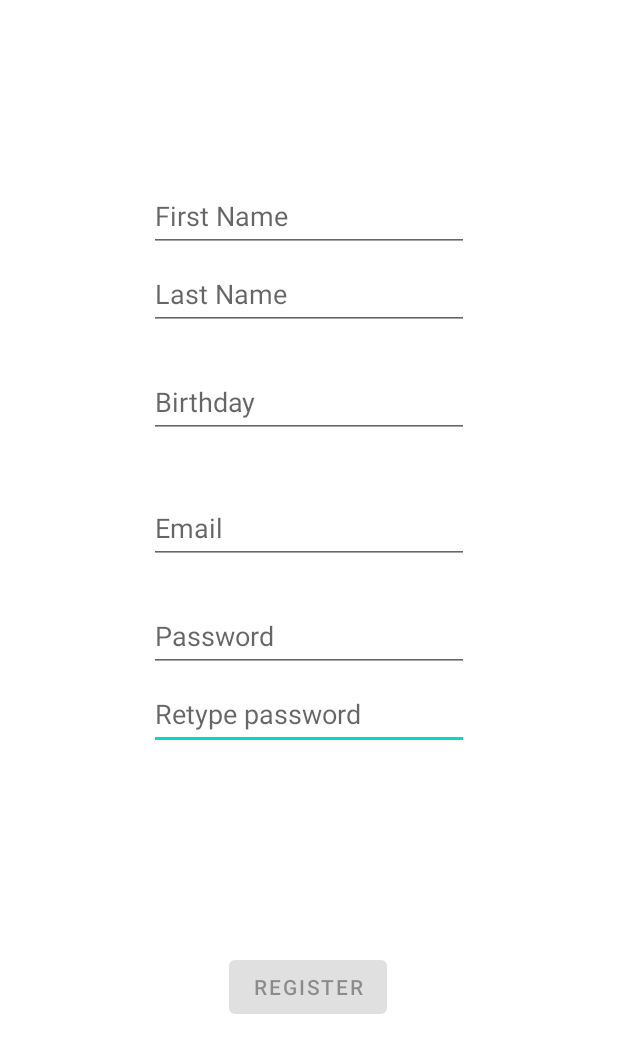
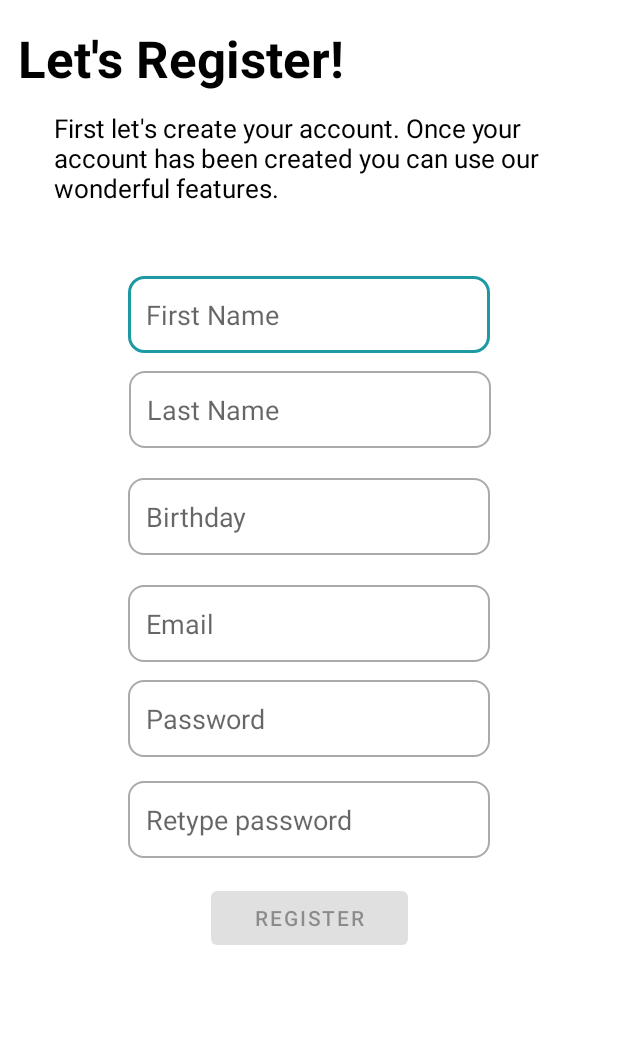
Before and after one commit to martynaslowko/ViKard, an Android app: the RegisterActivity screen opened directly, with no data from a screen before it, on a phone screen of 412 x 824 dp. Shown: the top 1053 px of the screen. Run offline under Robolectric (Android 15) with nearby library versions, the phone set to English and light mode, and no system bars.

Commit message:
Ui update
user friendly UI

```diff
--- /dev/null
+++ b/ViKard/app/src/main/res/drawable/custom_email_icon.xml
@@ -0,0 +1,5 @@
+<?xml version="1.0" encoding="utf-8"?>
+<selector xmlns:android="http://schemas.android.com/apk/res/android">
+    <item android:state_focused="true" android:drawable="@drawable/ic_email_focused"/>
+    <item android:state_focused="false" android:drawable="@drawable/ic_email1"/>
+</selector>
--- /dev/null
+++ b/ViKard/app/src/main/res/drawable/custom_input.xml
@@ -0,0 +1,18 @@
+<?xml version="1.0" encoding="utf-8"?>
+<selector xmlns:android="http://schemas.android.com/apk/res/android">
+    <item android:state_enabled="true" android:state_focused="true">
+        <shape android:shape="rectangle">
+            <solid android:color="@android:color/white"/>
+            <corners android:radius="10dp"/>
+            <stroke android:color="#1d99a4" android:width="2dp"/>
+        </shape>
+    </item>
+
+    <item android:state_enabled="true" >
+        <shape android:shape="rectangle">
+            <solid android:color="@android:color/white"/>
+            <corners android:radius="10dp"/>
+            <stroke android:color="@android:color/darker_gray" android:width="1dp"/>
+        </shape>
+    </item>
+</selector>
--- /dev/null
+++ b/ViKard/app/src/main/res/drawable/custom_lock_icon.xml
@@ -0,0 +1,5 @@
+<?xml version="1.0" encoding="utf-8"?>
+<selector xmlns:android="http://schemas.android.com/apk/res/android">
+    <item android:state_focused="true" android:drawable="@drawable/ic_lock_focused"/>
+    <item android:state_focused="false" android:drawable="@drawable/ic_lock"/>
+</selector>
--- /dev/null
+++ b/ViKard/app/src/main/res/drawable/ic_email.xml
@@ -0,0 +1,5 @@
+<vector android:height="24dp"
+    android:viewportHeight="24" android:viewportWidth="24"
+    android:width="24dp" xmlns:android="http://schemas.android.com/apk/res/android">
+    <path android:fillColor="@android:color/darker_gray" android:pathData="M20,4L4,4c-1.1,0 -1.99,0.9 -1.99,2L2,18c0,1.1 0.9,2 2,2h16c1.1,0 2,-0.9 2,-2L22,6c0,-1.1 -0.9,-2 -2,-2zM20,8l-8,5 -8,-5L4,6l8,5 8,-5v2z"/>
+</vector>
--- /dev/null
+++ b/ViKard/app/src/main/res/drawable/ic_email_focused.xml
@@ -0,0 +1,5 @@
+<vector android:height="24dp"
+    android:viewportHeight="24" android:viewportWidth="24"
+    android:width="24dp" xmlns:android="http://schemas.android.com/apk/res/android">
+    <path android:fillColor="#1d99a4" android:pathData="M20,4L4,4c-1.1,0 -1.99,0.9 -1.99,2L2,18c0,1.1 0.9,2 2,2h16c1.1,0 2,-0.9 2,-2L22,6c0,-1.1 -0.9,-2 -2,-2zM20,8l-8,5 -8,-5L4,6l8,5 8,-5v2z"/>
+</vector>
--- /dev/null
+++ b/ViKard/app/src/main/res/drawable/ic_lock.xml
@@ -0,0 +1,5 @@
+<vector android:height="24dp"
+    android:viewportHeight="24" android:viewportWidth="24"
+    android:width="24dp" xmlns:android="http://schemas.android.com/apk/res/android">
+    <path android:fillColor="@android:color/darker_gray" android:pathData="M18,8h-1L17,6c0,-2.76 -2.24,-5 -5,-5S7,3.24 7,6v2L6,8c-1.1,0 -2,0.9 -2,2v10c0,1.1 0.9,2 2,2h12c1.1,0 2,-0.9 2,-2L20,10c0,-1.1 -0.9,-2 -2,-2zM12,17c-1.1,0 -2,-0.9 -2,-2s0.9,-2 2,-2 2,0.9 2,2 -0.9,2 -2,2zM15.1,8L8.9,8L8.9,6c0,-1.71 1.39,-3.1 3.1,-3.1 1.71,0 3.1,1.39 3.1,3.1v2z"/>
+</vector>
--- /dev/null
+++ b/ViKard/app/src/main/res/drawable/ic_lock_focused.xml
@@ -0,0 +1,5 @@
+<vector android:height="24dp"
+    android:viewportHeight="24" android:viewportWidth="24"
+    android:width="24dp" xmlns:android="http://schemas.android.com/apk/res/android">
+    <path android:fillColor="#1d99a4" android:pathData="M18,8h-1L17,6c0,-2.76 -2.24,-5 -5,-5S7,3.24 7,6v2L6,8c-1.1,0 -2,0.9 -2,2v10c0,1.1 0.9,2 2,2h12c1.1,0 2,-0.9 2,-2L20,10c0,-1.1 -0.9,-2 -2,-2zM12,17c-1.1,0 -2,-0.9 -2,-2s0.9,-2 2,-2 2,0.9 2,2 -0.9,2 -2,2zM15.1,8L8.9,8L8.9,6c0,-1.71 1.39,-3.1 3.1,-3.1 1.71,0 3.1,1.39 3.1,3.1v2z"/>
+</vector>
--- a/ViKard/app/src/main/res/layout/activity_register.xml
+++ b/ViKard/app/src/main/res/layout/activity_register.xml
@@ -7,118 +7,160 @@
     android:layout_height="match_parent"
     tools:context=".ui.register.RegisterActivity">
 
+    <TextView
+        android:id="@+id/textView3"
+        android:layout_width="390dp"
+        android:layout_height="45dp"
+        android:layout_marginStart="12dp"
+        android:layout_marginTop="16dp"
+        android:autoSizeTextType="uniform"
+        android:text="@string/let_s_register"
+        android:textColor="@color/black"
+        android:textSize="30sp"
+        app:layout_constraintStart_toStartOf="parent"
+        app:layout_constraintTop_toTopOf="parent"
+        tools:ignore="MissingConstraints"/>
+
+    <TextView
+        android:layout_width="335dp"
+        android:layout_height="64dp"
+        android:layout_marginStart="36dp"
+        android:layout_marginTop="12dp"
+        android:autoSizeTextType="uniform"
+        android:text="@string/first"
+        android:textColor="@color/black"
+        android:textSize="16sp"
+        app:layout_constraintStart_toStartOf="parent"
+        app:layout_constraintTop_toBottomOf="@+id/textView3"
+        tools:ignore="MissingConstraints" />
+
     <Button
         android:id="@+id/regButton"
-        android:layout_width="wrap_content"
-        android:layout_height="wrap_content"
+        android:layout_width="131dp"
+        android:layout_height="48dp"
         android:layout_marginStart="@dimen/activity_horizontal_margin"
         android:layout_marginTop="@dimen/activity_vertical_margin"
         android:layout_marginEnd="@dimen/activity_horizontal_margin"
         android:layout_marginBottom="112dp"
-        android:text="Register"
+        android:text="@string/register"
         app:layout_constraintBottom_toBottomOf="parent"
         app:layout_constraintEnd_toEndOf="parent"
-        app:layout_constraintHorizontal_bias="0.498"
         app:layout_constraintStart_toStartOf="parent"
         app:layout_constraintTop_toBottomOf="@+id/r_repassword"
-        app:layout_constraintVertical_bias="0.796" />
+        app:layout_constraintVertical_bias="0.0" />
+
+    <EditText
+        android:id="@+id/firstName"
+        android:layout_width="241dp"
+        android:layout_height="51dp"
+        android:layout_marginStart="@dimen/activity_horizontal_margin"
+        android:layout_marginTop="184dp"
+        android:layout_marginEnd="@dimen/activity_horizontal_margin"
+        android:background="@drawable/custom_input"
+        android:ems="10"
+        android:hint="First Name"
+        android:inputType="textPersonName"
+        android:minHeight="48dp"
+        android:paddingStart="12dp"
+        android:paddingEnd="12dp"
+        app:layout_constraintEnd_toEndOf="parent"
+        app:layout_constraintHorizontal_bias="0.502"
+        app:layout_constraintStart_toStartOf="parent"
+        app:layout_constraintTop_toTopOf="parent" />
+
+    <EditText
+        android:id="@+id/lastName"
+        android:layout_width="241dp"
+        android:layout_height="51dp"
+        android:layout_marginStart="@dimen/activity_horizontal_margin"
+        android:layout_marginTop="12dp"
+        android:layout_marginEnd="@dimen/activity_horizontal_margin"
+        android:background="@drawable/custom_input"
+        android:ems="10"
+        android:hint="Last Name"
+        android:inputType="textPersonName"
+        android:minHeight="48dp"
+        android:paddingStart="12dp"
+        android:paddingEnd="12dp"
+        app:layout_constraintEnd_toEndOf="parent"
+        app:layout_constraintHorizontal_bias="0.507"
+
+        app:layout_constraintStart_toStartOf="parent"
+        app:layout_constraintTop_toBottomOf="@+id/firstName" />
 
     <EditText
         android:id="@+id/birthDate"
-        android:layout_width="wrap_content"
-        android:layout_height="wrap_content"
+        android:layout_width="241dp"
+        android:layout_height="51dp"
         android:layout_marginStart="@dimen/activity_horizontal_margin"
-        android:layout_marginTop="24dp"
+        android:layout_marginTop="20dp"
         android:layout_marginEnd="@dimen/activity_horizontal_margin"
+        android:background="@drawable/custom_input"
         android:ems="10"
         android:hint="Birthday"
         android:inputType="date"
         android:minHeight="48dp"
+        android:paddingStart="12dp"
+        android:paddingEnd="12dp"
         app:layout_constraintEnd_toEndOf="parent"
         app:layout_constraintHorizontal_bias="0.502"
         app:layout_constraintStart_toStartOf="parent"
         app:layout_constraintTop_toBottomOf="@+id/lastName" />
 
     <EditText
+        android:id="@+id/r_password"
+        android:layout_width="241dp"
+        android:layout_height="51dp"
+        android:layout_marginStart="@dimen/activity_horizontal_margin"
+        android:layout_marginTop="12dp"
+        android:layout_marginEnd="@dimen/activity_horizontal_margin"
+        android:background="@drawable/custom_input"
+        android:ems="10"
+        android:hint="Password"
+        android:inputType="textPassword"
+        android:minHeight="48dp"
+        android:paddingStart="12dp"
+        android:paddingEnd="12dp"
+        android:selectAllOnFocus="true"
+        app:layout_constraintEnd_toEndOf="parent"
+        app:layout_constraintStart_toStartOf="parent"
+        app:layout_constraintTop_toBottomOf="@+id/email" />
+
+    <EditText
+        android:id="@+id/email"
+        android:layout_width="241dp"
+        android:layout_height="51dp"
+        android:layout_marginStart="@dimen/activity_horizontal_margin"
+        android:layout_marginTop="20dp"
+        android:layout_marginEnd="@dimen/activity_horizontal_margin"
+        android:background="@drawable/custom_input"
+        android:ems="10"
+        android:hint="@string/prompt_email"
+        android:inputType="textEmailAddress"
+        android:minHeight="48dp"
+        android:paddingStart="12dp"
+        android:paddingEnd="12dp"
+        android:selectAllOnFocus="true"
+        app:layout_constraintEnd_toEndOf="parent"
+        app:layout_constraintStart_toStartOf="parent"
+        app:layout_constraintTop_toBottomOf="@+id/birthDate" />
+
+    <EditText
         android:id="@+id/r_repassword"
-        android:layout_width="wrap_content"
-        android:layout_height="wrap_content"
+        android:layout_width="241dp"
+        android:layout_height="51dp"
         android:layout_marginStart="@dimen/activity_horizontal_margin"
-        android:layout_marginTop="4dp"
+        android:layout_marginTop="16dp"
         android:layout_marginEnd="@dimen/activity_horizontal_margin"
+        android:background="@drawable/custom_input"
         android:ems="10"
         android:hint="Retype password"
         android:inputType="textPassword"
         android:minHeight="48dp"
+        android:paddingStart="12dp"
+        android:paddingEnd="12dp"
         app:layout_constraintEnd_toEndOf="parent"
-        app:layout_constraintHorizontal_bias="0.502"
         app:layout_constraintStart_toStartOf="parent"
         app:layout_constraintTop_toBottomOf="@+id/r_password" />
 
-    <EditText
-        android:id="@+id/lastName"
-        android:layout_width="wrap_content"
-        android:layout_height="wrap_content"
-        android:layout_marginStart="@dimen/activity_horizontal_margin"
-        android:layout_marginTop="4dp"
-        android:layout_marginEnd="@dimen/activity_horizontal_margin"
-        android:ems="10"
-        android:hint="Last Name"
-        android:inputType="textPersonName"
-        android:minHeight="48dp"
-        app:layout_constraintEnd_toEndOf="parent"
-        app:layout_constraintHorizontal_bias="0.502"
-        app:layout_constraintStart_toStartOf="parent"
-        app:layout_constraintTop_toBottomOf="@+id/firstName" />
-
-    <EditText
-        android:id="@+id/firstName"
-        android:layout_width="wrap_content"
-        android:layout_height="wrap_content"
-        android:layout_marginStart="@dimen/activity_horizontal_margin"
-        android:layout_marginTop="120dp"
-        android:layout_marginEnd="@dimen/activity_horizontal_margin"
-        android:ems="10"
-        android:hint="First Name"
-        android:inputType="textPersonName"
-        android:minHeight="48dp"
-        app:layout_constraintEnd_toEndOf="parent"
-        app:layout_constraintHorizontal_bias="0.502"
-        app:layout_constraintStart_toStartOf="parent"
-        app:layout_constraintTop_toTopOf="parent" />
-
-    <EditText
-        android:id="@+id/email"
-        android:layout_width="wrap_content"
-        android:layout_height="wrap_content"
-        android:layout_marginStart="@dimen/activity_horizontal_margin"
-        android:layout_marginTop="36dp"
-        android:layout_marginEnd="@dimen/activity_horizontal_margin"
-        android:ems="10"
-        android:hint="@string/prompt_email"
-        android:inputType="textEmailAddress"
-        android:minHeight="48dp"
-        android:selectAllOnFocus="true"
-        app:layout_constraintEnd_toEndOf="parent"
-        app:layout_constraintHorizontal_bias="0.502"
-        app:layout_constraintStart_toStartOf="parent"
-        app:layout_constraintTop_toBottomOf="@+id/birthDate" />
-
-    <EditText
-        android:id="@+id/r_password"
-        android:layout_width="wrap_content"
-        android:layout_height="wrap_content"
-        android:layout_marginStart="@dimen/activity_horizontal_margin"
-        android:layout_marginTop="24dp"
-        android:layout_marginEnd="@dimen/activity_horizontal_margin"
-        android:ems="10"
-        android:hint="Password"
-        android:inputType="textPassword"
-        android:minHeight="48dp"
-        android:selectAllOnFocus="true"
-        app:layout_constraintEnd_toEndOf="parent"
-        app:layout_constraintHorizontal_bias="0.502"
-        app:layout_constraintStart_toStartOf="parent"
-        app:layout_constraintTop_toBottomOf="@+id/email" />
-
 </androidx.constraintlayout.widget.ConstraintLayout>
--- a/ViKard/app/src/main/res/values/strings.xml
+++ b/ViKard/app/src/main/res/values/strings.xml
@@ -44,5 +44,8 @@
     <string name="choose_card">Choose card</string>
     <string name="new_category">New category</string>
     <string name="edit_category">Edit Category</string>
+    <string name="let_s_register"><b>Let\'s Register!</b></string>
+    <string name="first"><center>First let\'s create your account. Once your account has been created you can use our wonderful features.</center></string>
+    <string name="register">Register</string>
 
 </resources>
```
Also changed, not shown: ViKard/app/src/main/res/layout/activity_add_card.xml (+8 -7 lines), ViKard/app/src/main/res/layout/activity_home.xml (+5 -8 lines), ViKard/app/src/main/res/layout/activity_login.xml (+35 -15 lines).
